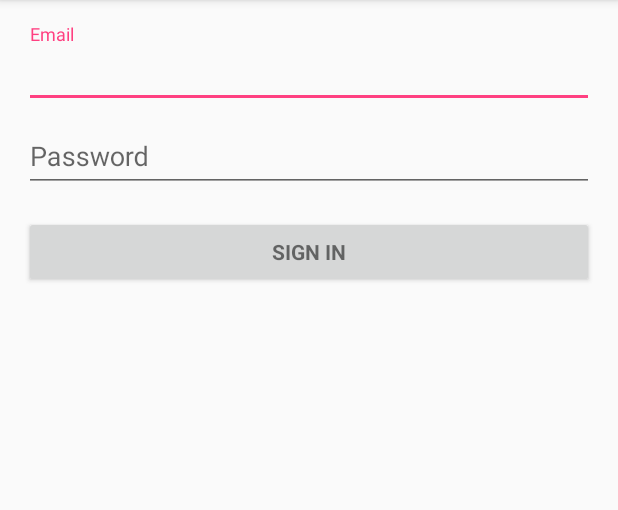
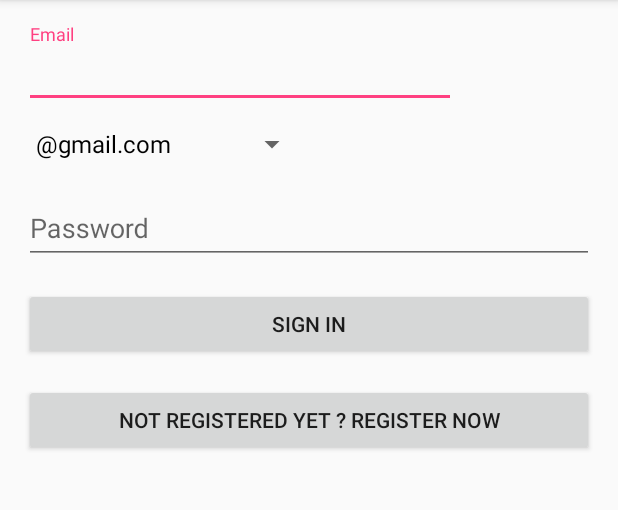
Before and after one commit to pawandeep14/Android_Studio_Projects, an Android app: the screen it shows after launch (LoginActivity), after a tap on "SIGN IN", on a phone screen of 412 x 824 dp, the part 84-594 px from its top. Run offline under Robolectric (Android 15) with nearby library versions, the phone set to English and light mode, and no system bars; our stand-ins replace Firebase (no records; nobody signed in at launch, a user with empty details on screens opened directly).

Commit message:
Commit in 13 oct 5:21 pm

```diff
--- a/app/src/main/AndroidManifest.xml
+++ b/app/src/main/AndroidManifest.xml
@@ -1,14 +1,11 @@
 <?xml version="1.0" encoding="utf-8"?>
 <manifest xmlns:android="http://schemas.android.com/apk/res/android"
     package="com.example.karan.myapplication">
-
-
 
     <!-- To auto-complete the email text field in the login form with the user's emails -->
     <uses-permission android:name="android.permission.GET_ACCOUNTS" />
     <uses-permission android:name="android.permission.READ_PROFILE" />
     <uses-permission android:name="android.permission.READ_CONTACTS" />
-
 
     <application
         android:allowBackup="true"
@@ -18,19 +15,13 @@
         android:supportsRtl="true"
         android:theme="@style/AppTheme">
         <activity android:name=".LoginActivity">
+            <intent-filter>
+                <action android:name="android.intent.action.MAIN" />
 
-          <intent-filter>
-
-              <action android:name="android.intent.action.MAIN"/>
-              <category android:name="android.intent.category.LAUNCHER"/>
-          </intent-filter>
-
-
+                <category android:name="android.intent.category.LAUNCHER" />
+            </intent-filter>
         </activity>
-
-
-
+        <activity android:name=".Registration"></activity>
     </application>
 
-
 </manifest>
--- a/app/src/main/java/com/example/karan/myapplication/LoginActivity.java
+++ b/app/src/main/java/com/example/karan/myapplication/LoginActivity.java
@@ -1,27 +1,48 @@
 package com.example.karan.myapplication;
 
+import android.support.annotation.NonNull;
 import android.support.v7.app.AppCompatActivity;
 import android.os.Bundle;
+import android.text.TextUtils;
 import android.view.View;
+import android.widget.ArrayAdapter;
 import android.widget.Button;
+import android.widget.EditText;
+import android.widget.Spinner;
 import android.widget.TextView;
 import android.widget.Toast;
 
+import com.google.firebase.database.DataSnapshot;
+import com.google.firebase.database.DatabaseError;
+import com.google.firebase.database.DatabaseReference;
+import com.google.firebase.database.FirebaseDatabase;
+import com.google.firebase.database.ValueEventListener;
+
+import java.util.HashMap;
+import java.util.Map;
+
 public class LoginActivity extends AppCompatActivity implements View.OnClickListener {
 
-    TextView email,password;
+    EditText usernameet,passwordet;
+    String uname,pass;
     Button signinbutton;
+    DatabaseReference loginreference;
 
     @Override
     protected void onCreate(Bundle savedInstanceState) {
         super.onCreate(savedInstanceState);
         setContentView(R.layout.activity_login);
-   email=(TextView) findViewById(R.id.email);
-   password=(TextView) findViewById(R.id.password);
-   signinbutton= (Button) findViewById(R.id.email_sign_in_button);
-   signinbutton.setOnClickListener(this);
+        usernameet=(EditText) findViewById(R.id.username);
+        passwordet=(EditText) findViewById(R.id.password);
+        signinbutton= (Button) findViewById(R.id.email_sign_in_button);
+        signinbutton.setOnClickListener(this);
+        uname=usernameet.getText().toString().trim();
+        pass=passwordet.getText().toString().trim();
 
-
+        Spinner dropdown = findViewById(R.id.email_domains);
+        String[] items = new String[]{"@gmail.com","@yahoo.com","@rediffmail.com"};
+        ArrayAdapter<String> adapter = new ArrayAdapter<>(this, android.R.layout.simple_spinner_dropdown_item, items);
+        dropdown.setAdapter(adapter);
 
 
 
@@ -31,48 +52,49 @@ public class LoginActivity extends AppCompatActivity implements View.OnClickList
     @Override
     public void onClick(View v) {
 
-       // Toast.makeText(getApplicationContext(),"Shabaash",Toast.LENGTH_LONG).show();
+        validate();
 
+        loginreference = FirebaseDatabase.getInstance().getReference("userlogin").child(uname);
+        loginreference.addListenerForSingleValueEvent(new ValueEventListener() {
+            @Override
+            public void onDataChange(@NonNull DataSnapshot dataSnapshot) {
 
+                if(!dataSnapshot.exists())
+                {
+                     Toast.makeText(getApplicationContext(),"Username/Password Incorrect",Toast.LENGTH_LONG).show();
 
+                }
+                else
+                {
+                    Map<String, Object> userdetails = (HashMap<String,Object>) dataSnapshot.getValue();
 
+                }
+            }
 
+            @Override
+            public void onCancelled(@NonNull DatabaseError databaseError) {
 
-
-
-
-
-
-
-
-
-
-
-
-
-
-
-
-
-
-
-
-
-
-
-
-
-
-
-
-
-
-
-
+            }
+        });
 
 
 
 
 
     }
+
+    private boolean validate() {
+        uname=usernameet.getText().toString().trim();
+        pass=passwordet.getText().toString().trim();
+
+        if(uname.isEmpty() || pass.isEmpty())
+
+        {
+
+            Toast.makeText(getApplicationContext(),"Please Enter All The Details",Toast.LENGTH_LONG).show();
+        }
+             return  true;
+
+    }
+
 }
--- /dev/null
+++ b/app/src/main/java/com/example/karan/myapplication/Registration.java
@@ -0,0 +1,13 @@
+package com.example.karan.myapplication;
+
+import android.support.v7.app.AppCompatActivity;
+import android.os.Bundle;
+
+public class Registration extends AppCompatActivity {
+
+    @Override
+    protected void onCreate(Bundle savedInstanceState) {
+        super.onCreate(savedInstanceState);
+        setContentView(R.layout.activity_registration);
+    }
+}
--- a/app/src/main/res/layout/activity_login.xml
+++ b/app/src/main/res/layout/activity_login.xml
@@ -1,5 +1,5 @@
 <?xml version="1.0" encoding="utf-8"?>
-<LinearLayout xmlns:android="http://schemas.android.com/apk/res/android"
+<RelativeLayout xmlns:android="http://schemas.android.com/apk/res/android"
     xmlns:tools="http://schemas.android.com/tools"
     android:layout_width="match_parent"
     android:layout_height="match_parent"
@@ -32,17 +32,26 @@
             android:orientation="vertical">
 
             <android.support.design.widget.TextInputLayout
-                android:layout_width="match_parent"
+                android:layout_width="288dp"
                 android:layout_height="wrap_content">
 
-                <AutoCompleteTextView
-                    android:id="@+id/email"
+                <EditText
+                    android:id="@+id/username"
                     android:layout_width="match_parent"
                     android:layout_height="wrap_content"
+                    android:layout_weight="0.5"
                     android:hint="@string/prompt_email"
                     android:inputType="textEmailAddress"
                     android:maxLines="1"
                     android:singleLine="true" />
+
+                <Spinner
+                    android:id="@+id/email_domains"
+                    android:layout_width="189dp"
+                    android:layout_height="wrap_content"
+                    android:layout_weight="0.5"
+
+                    />
 
             </android.support.design.widget.TextInputLayout>
 
@@ -66,13 +75,18 @@
 
             <Button
                 android:id="@+id/email_sign_in_button"
-                style="?android:textAppearanceSmall"
                 android:layout_width="match_parent"
                 android:layout_height="wrap_content"
                 android:layout_marginTop="16dp"
-                android:text="@string/action_sign_in_short"
-                android:textStyle="bold" />
+                android:text="@string/action_sign_in_short"/>
+
+            <Button
+                android:id="@+id/email_register_button"
+                android:layout_width="match_parent"
+                android:layout_height="wrap_content"
+                android:layout_marginTop="16dp"
+                android:text="@string/action_register"/>
 
         </LinearLayout>
     </ScrollView>
-</LinearLayout>
+</RelativeLayout>
--- /dev/null
+++ b/app/src/main/res/layout/activity_registration.xml
@@ -0,0 +1,31 @@
+<?xml version="1.0" encoding="utf-8"?>
+<android.support.constraint.ConstraintLayout xmlns:android="http://schemas.android.com/apk/res/android"
+    xmlns:app="http://schemas.android.com/apk/res-auto"
+    xmlns:tools="http://schemas.android.com/tools"
+    android:layout_width="match_parent"
+    android:layout_height="match_parent"
+    tools:context=".Registration">
+
+    <LinearLayout
+        android:layout_width="match_parent"
+        android:layout_height="match_parent">
+
+
+
+
+
+
+
+
+
+
+
+
+
+
+
+
+
+
+    </LinearLayout>
+    </android.support.constraint.ConstraintLayout>
--- a/app/src/main/res/values/strings.xml
+++ b/app/src/main/res/values/strings.xml
@@ -4,7 +4,7 @@
     <!-- Strings related to login -->
     <string name="prompt_email">Email</string>
     <string name="prompt_password">Password</string>
-    <string name="action_sign_in">Sign in or register</string>
+    <string name="action_register">Not registered yet ?   Register Now</string>
     <string name="action_sign_in_short">Sign in</string>
     <string name="error_invalid_email">This email address is invalid</string>
     <string name="error_invalid_password">This password is too short</string>
```
